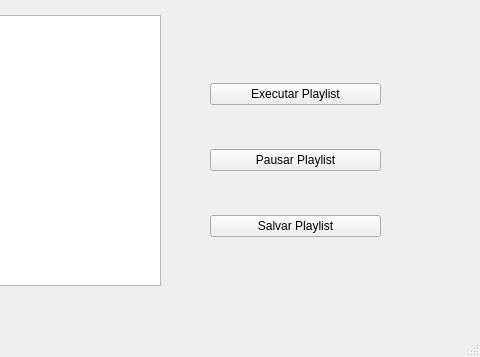
Qt form SpotifyQt_Stone/mainwindow.ui (Leonardo-Fischer/Spotify-Playlist-Qt) before a commit; both pictures show x 320 to 800 and y 315 to 672 of the 800 by 672 pixel window.
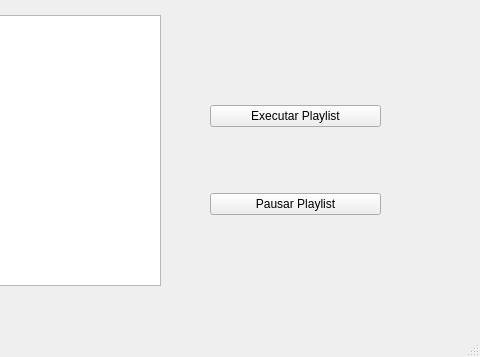
The same form after that commit.

Commit message:
Saving playlist in a file. This fixes #2
Added a new object class "FileHandler" to work with files.

Now it's possible to save the playlist in a local file (it is saved in the application's build folder).

Patch:
```diff
--- a/SpotifyQt_Stone/mainwindow.ui
+++ b/SpotifyQt_Stone/mainwindow.ui
@@ -151,13 +151,6 @@
        </property>
       </widget>
      </item>
-     <item>
-      <widget class="QPushButton" name="pushButton_salvar">
-       <property name="text">
-        <string>Salvar Playlist</string>
-       </property>
-      </widget>
-     </item>
     </layout>
    </widget>
   </widget>
```
Left out of the diff: 2 changed lines with no effect on the pictures. The commit also changes 9 other files.
